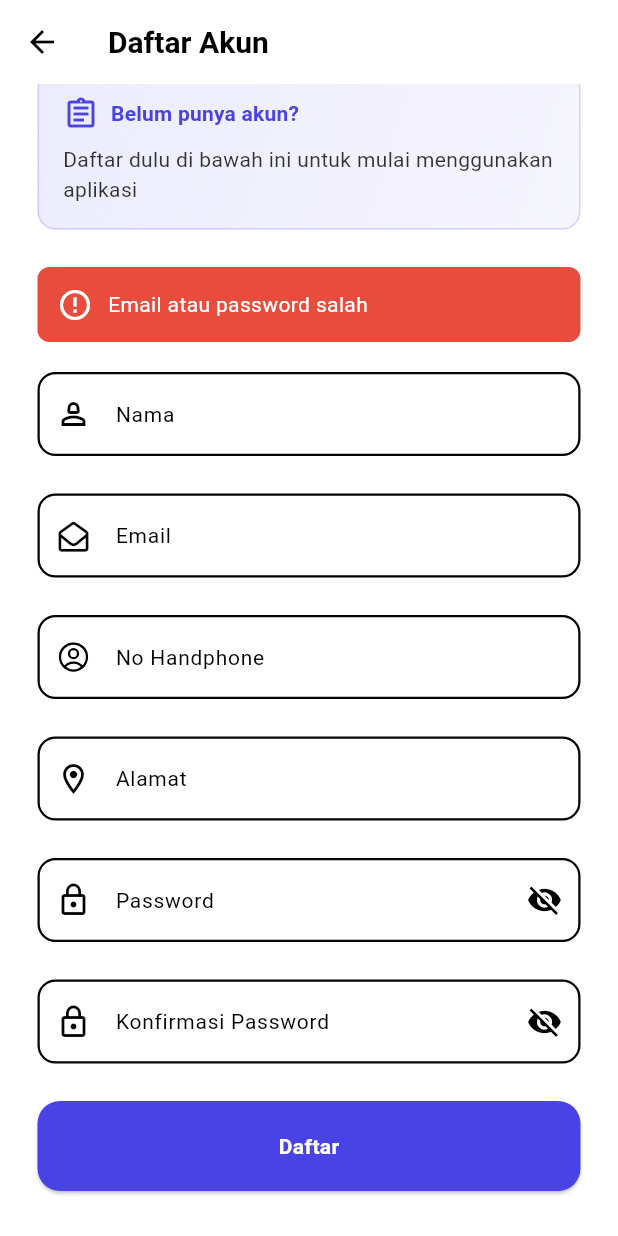
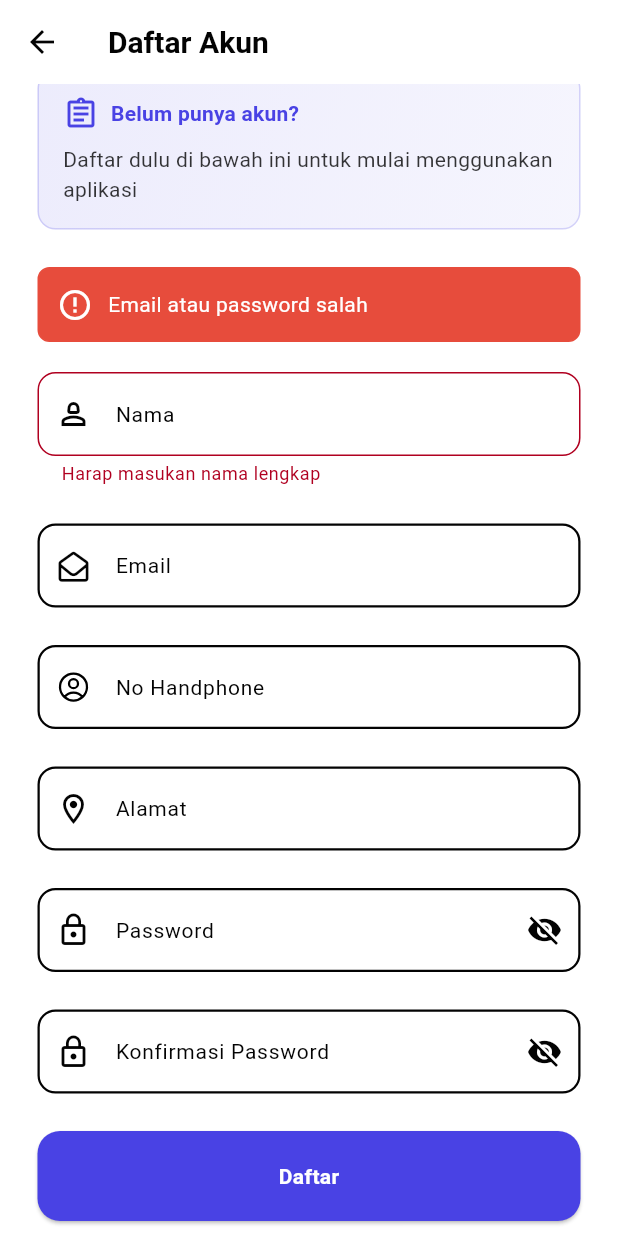
Before and after one commit to kurniaawann/mobile-alumunium, a Flutter app: the RegisterPage screen opened by its route, scrolled down 239 dp, after a tap on "Daftar", on a phone screen of 412 x 824 dp. Run offline on Flutter 3.47's test engine with Material 3 defaults, Android fonts, the phone set to English and light mode, and no system bars; our stand-ins replace flutter_otp_text_field, flutter_svg, font_awesome_flutter, get; Roboto replaces fonts that are missing (hindSiliguri).

Commit message:
ADD form key and validator

```diff
--- /dev/null
+++ b/lib/common/validators/authentication_validator/register_validator.dart
@@ -0,0 +1,56 @@
+class RegisterValidator {
+  static String? validateFullname(String? value) {
+    if (value == null || value.isEmpty) {
+      return 'Harap masukan nama lengkap';
+    } else if (value.length <= 2) {
+      return 'Minimal nama 3 huruf';
+    }
+    return null;
+  }
+
+  static String? validateEmail(String? value, String message) {
+    if (value == null || value.isEmpty) {
+      return 'Harap masukkan email ';
+    } else if (!RegExp(
+            r'^[a-zA-Z0-9._%+-]+(?<!\.)@[a-zA-Z0-9-]+\.[a-zA-Z]{2,}(?:\.[a-zA-Z]{2,})?$')
+        .hasMatch(value)) {
+      return 'Email yang anda masukkan tidak valid';
+    } else if (message.toLowerCase().contains('email sudah terdaftar')) {
+      return 'Email sudah terdaftar';
+    }
+    return null;
+  }
+
+  static String? validateNoHandphone(String? value, String message) {
+    if (value == null || value.isEmpty) {
+      return 'Harap masukkan nomor handphone ';
+    } else if (!RegExp(r'^08[0-9]{8,11}$').hasMatch(value)) {
+      return 'Nomor handphone anda tidak sesuai';
+    } else if (message.toLowerCase().contains('no handphone sudah terdaftar')) {
+      return 'Nomor handphone sudah terdaftar';
+    }
+
+    return null;
+  }
+
+  static String? validatePassword(String? value) {
+    if (value == null || value.isEmpty) {
+      return 'Harap masukkan password ';
+    } else if (value.length < 8) {
+      return 'Password harus memiliki setidaknya 8 karakter';
+    } else if (!RegExp(r'(?=.*[A-Z])(?=.*\d)(?=.*[@$!%*?&.])')
+        .hasMatch(value)) {
+      return 'Terdapat huruf besar, angka dan simbol';
+    }
+    return null;
+  }
+
+  static String? validateConfirmPassword(String? value, String password) {
+    if (value == null || value.isEmpty) {
+      return 'Harap masukkan konfirmasi password ';
+    } else if (value != password) {
+      return 'Konfirmasi password tidak sesuai';
+    }
+    return null;
+  }
+}
--- a/lib/common/widgets/custom_textfield.dart
+++ b/lib/common/widgets/custom_textfield.dart
@@ -8,12 +8,18 @@ class CustomTextfield extends StatefulWidget {
     this.iconData,
     this.onIconPressed,
     this.isPassword = false,
+    required this.formKey,
+    this.validator,
+    required this.textEditingController,
   });
 
   final String hintText, labelText;
   final Widget? iconData;
   final VoidCallback? onIconPressed;
   final bool isPassword;
+  final GlobalKey<FormState> formKey;
+  final String? Function(String?)? validator;
+  final TextEditingController textEditingController;
 
   @override
   State<CustomTextfield> createState() => _CustomTextfieldState();
@@ -23,7 +29,11 @@ class _CustomTextfieldState extends State<CustomTextfield> {
   late bool _isPasswordVisible = false;
   @override
   Widget build(BuildContext context) {
-    return TextFormField(
+    return Form(
+      key: widget.formKey,
+      child: TextFormField(
+        controller: widget.textEditingController,
+        validator: widget.validator,
         obscureText: widget.isPassword && !_isPasswordVisible,
         decoration: InputDecoration(
           prefixIcon: widget.iconData != null
@@ -48,6 +58,7 @@ class _CustomTextfieldState extends State<CustomTextfield> {
         ),
         scrollPadding: const EdgeInsets.only(bottom: 20.0),
         cursorColor: Colors.green,
+      ),
     );
   }
 }
--- a/lib/pages/authentication_pages/register_page.dart
+++ b/lib/pages/authentication_pages/register_page.dart
@@ -1,8 +1,10 @@
+import 'package:flutter/foundation.dart';
 import 'package:flutter/material.dart';
 import 'package:flutter_svg/flutter_svg.dart';
 import 'package:font_awesome_flutter/font_awesome_flutter.dart';
 import 'package:mobile_alumunium/common/string_resource/string_resouce.dart';
 import 'package:mobile_alumunium/common/theme/app_colors.dart';
+import 'package:mobile_alumunium/common/validators/authentication_validator/register_validator.dart';
 import 'package:mobile_alumunium/common/widgets/custom_error.dart';
 import 'package:mobile_alumunium/common/widgets/custom_textfield.dart';
 import 'package:mobile_alumunium/pages/authentication_pages/widgets/auth_welcome.dart';
@@ -15,6 +17,42 @@ class RegisterPage extends StatefulWidget {
 }
 
 class _RegisterPageState extends State<RegisterPage> {
+  final List<GlobalKey<FormState>> _formKeys = [
+    GlobalKey<FormState>(),
+    GlobalKey<FormState>(),
+    GlobalKey<FormState>(),
+    GlobalKey<FormState>(),
+    GlobalKey<FormState>(),
+    GlobalKey<FormState>(),
+  ];
+
+  late final TextEditingController _nameController;
+  late final TextEditingController _emailController;
+  late final TextEditingController _phoneController;
+  late final TextEditingController _addressController;
+  late final TextEditingController _passwordController;
+  late final TextEditingController _confirmPasswordController;
+
+  @override
+  void initState() {
+    _nameController = TextEditingController();
+    _emailController = TextEditingController();
+    _phoneController = TextEditingController();
+    _addressController = TextEditingController();
+    _passwordController = TextEditingController();
+    _confirmPasswordController = TextEditingController();
+
+    if (kDebugMode) {
+      _nameController.text = 'Kurniawan';
+      _emailController.text = 'radenkurni123@gmail.com';
+      _phoneController.text = '08123456789';
+      _addressController.text = 'Jl. Raya No. 2';
+      _passwordController.text = 'Kurni12345.';
+      _confirmPasswordController.text = 'Kurni12345.';
+    }
+    super.initState();
+  }
+
   @override
   Widget build(BuildContext context) {
     return Scaffold(
@@ -40,13 +78,20 @@ class _RegisterPageState extends State<RegisterPage> {
           CustomError(messageError: 'Email atau password salah'),
           SizedBox(height: 20),
           CustomTextfield(
-              labelText: 'Nama',
-              hintText: 'Masukan nama',
-              iconData: Icon(Icons.person_2_outlined)),
+            textEditingController: _nameController,
+            formKey: _formKeys[0],
+            labelText: 'Nama',
+            hintText: 'Masukan nama',
+            validator: (value) => RegisterValidator.validateFullname(value),
+            iconData: Icon(Icons.person_2_outlined),
+          ),
           SizedBox(height: 25),
           CustomTextfield(
+            textEditingController: _emailController,
+            formKey: _formKeys[1],
             labelText: 'Email',
             hintText: 'Masukan email',
+            validator: (value) => RegisterValidator.validateEmail(value, ''),
             iconData: FaIcon(
               FontAwesomeIcons.envelopeOpen,
               size: 20,
@@ -54,6 +99,8 @@ class _RegisterPageState extends State<RegisterPage> {
           ),
           SizedBox(height: 25),
           CustomTextfield(
+            textEditingController: _phoneController,
+            formKey: _formKeys[2],
             labelText: 'No Handphone',
             hintText: 'Masukan nomor handphone',
             iconData: SvgPicture.asset(
@@ -62,12 +109,16 @@ class _RegisterPageState extends State<RegisterPage> {
           ),
           SizedBox(height: 25),
           CustomTextfield(
+            textEditingController: _addressController,
+            formKey: _formKeys[3],
             labelText: 'Alamat',
             hintText: 'Masukan alamat',
             iconData: Icon(Icons.location_on_outlined),
           ),
           SizedBox(height: 25),
           CustomTextfield(
+            textEditingController: _passwordController,
+            formKey: _formKeys[4],
             isPassword: true,
             labelText: 'Password',
             hintText: 'Masukan password',
@@ -75,6 +126,8 @@ class _RegisterPageState extends State<RegisterPage> {
           ),
           SizedBox(height: 25),
           CustomTextfield(
+            textEditingController: _confirmPasswordController,
+            formKey: _formKeys[5],
             isPassword: true,
             labelText: 'Konfirmasi Password',
             hintText: 'Masukan Konfirmasi password',
@@ -82,7 +135,9 @@ class _RegisterPageState extends State<RegisterPage> {
           ),
           SizedBox(height: 25),
           ElevatedButton(
-            onPressed: () {},
+            onPressed: () {
+              _formKeys.every((key) => key.currentState!.validate());
+            },
             child: Text(
               'Daftar',
               style: Theme.of(context).textTheme.bodyMedium?.copyWith(
```
Also changed, not shown: lib/pages/authentication_pages/change_password_page.dart (+27 -3 lines), lib/pages/authentication_pages/forgot_password_page.dart (+12 -0 lines), lib/pages/authentication_pages/login_page.dart (+19 -0 lines). Lines whose indentation alone changed are shown as unchanged.
